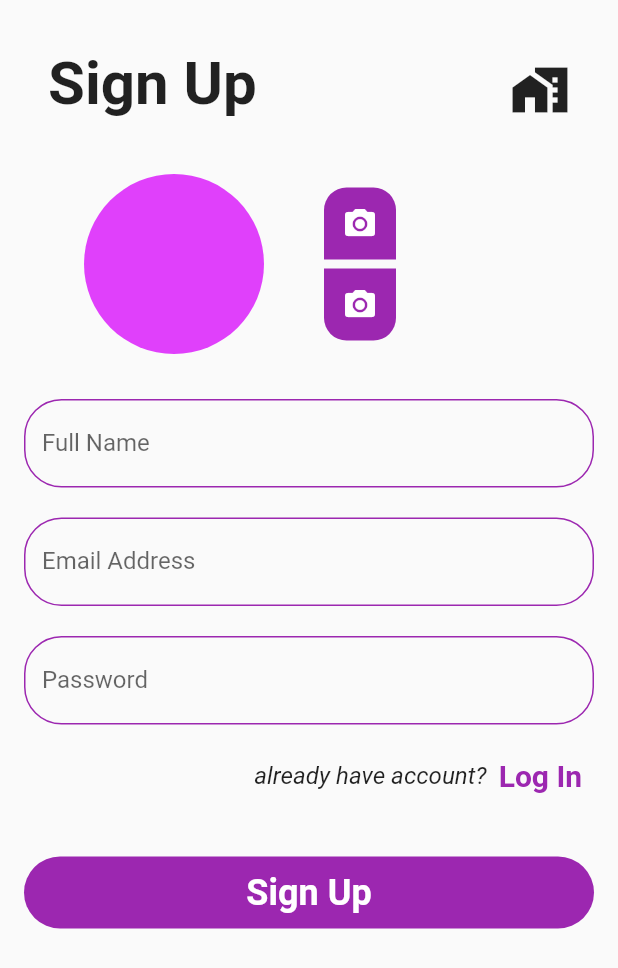
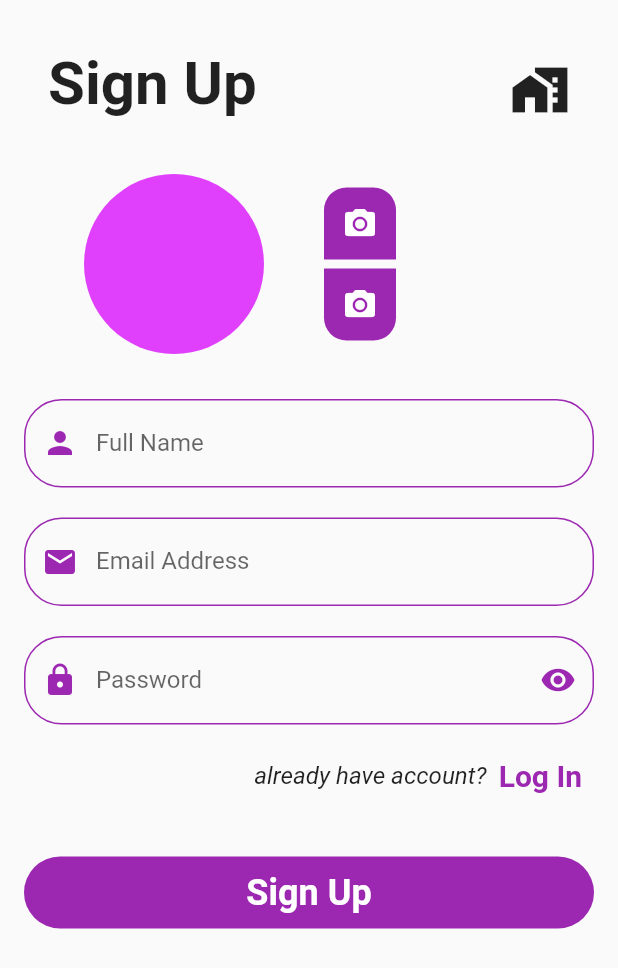
Before and after one commit to AvinandanBose/multistoreapp, a Flutter app: the CustomerRegister screen opened by its route, on a phone screen of 412 x 824 dp. Shown: the top 968 px of the screen. Run offline on Flutter 3.47's test engine with Material 2 defaults, Android fonts, the phone set to English and light mode, and no system bars; our stand-ins replace animated_text_kit.

Commit message:
PassTextVisibility

```diff
--- a/lib/auth/customer_signIn.dart
+++ b/lib/auth/customer_signIn.dart
@@ -1,4 +1,3 @@
-
 import 'package:flutter/material.dart';
 
 import 'package:multistoreapp/widgets/auth_widgets.dart';
@@ -11,6 +10,8 @@ class CustomerRegister extends StatefulWidget {
 }
 
 class _CustomerRegisterState extends State<CustomerRegister> {
+  bool passwordVisibility = true;
+  bool isPassTextVisibility = true;
   @override
   Widget build(BuildContext context) {
     return Scaffold(
@@ -81,8 +82,13 @@ class _CustomerRegisterState extends State<CustomerRegister> {
                   child: TextFormField(
                     keyboardType: TextInputType.text,
                     decoration: inputDecoration(
-                        labeltext: 'Full Name',
-                        hintext: 'Enter Your Full Name'),
+                      labeltext: 'Full Name',
+                      hintext: 'Enter Your Full Name',
+                      iconpref: const Icon(
+                        Icons.person,
+                        color: Colors.purple,
+                      ),
+                    ),
                   ),
                 ),
                 Padding(
@@ -91,14 +97,42 @@ class _CustomerRegisterState extends State<CustomerRegister> {
                     keyboardType: TextInputType.emailAddress,
                     decoration: textFormDecoration.copyWith(
                         labelText: 'Email Address',
-                        hintText: 'Enter Your Email Address'),
+                        hintText: 'Enter Your Email Address',
+                        prefixIcon: const Icon(
+                          Icons.email,
+                          color: Colors.purple,
+                        )),
                   ),
                 ),
                 Padding(
                   padding: const EdgeInsets.symmetric(vertical: 10),
                   child: TextFormField(
+                    obscureText: isPassTextVisibility,
                     decoration: textFormDecoration.copyWith(
-                        labelText: 'Password', hintText: 'Enter Your Password'),
+                      labelText: 'Password',
+                      hintText: 'Enter Your Password',
+                      prefixIcon: const Icon(
+                        Icons.lock,
+                        color: Colors.purple,
+                      ),
+                      suffixIcon: IconButton(
+                        onPressed: () {
+                          setState(() {
+                            passwordVisibility = !passwordVisibility;
+                            isPassTextVisibility = !isPassTextVisibility;
+                          });
+                        },
+                        icon: passwordVisibility
+                            ? const Icon(
+                                Icons.remove_red_eye,
+                                color: Colors.purple,
+                              )
+                            : const Icon(
+                                Icons.visibility_off,
+                                color: Colors.purple,
+                              ),
+                      ),
+                    ),
                   ),
                 ),
                 HaveAccount(
@@ -106,7 +140,10 @@ class _CustomerRegisterState extends State<CustomerRegister> {
                   actionLabel: 'Log In',
                   onpressed: () {},
                 ),
-                 AuthMainButton(onPressed: (){}, mainButtonLabel: 'Sign Up',)
+                AuthMainButton(
+                  onPressed: () {},
+                  mainButtonLabel: 'Sign Up',
+                )
               ],
             ),
           ),
--- a/lib/widgets/auth_widgets.dart
+++ b/lib/widgets/auth_widgets.dart
@@ -111,10 +111,11 @@ class AuthHeaderLabel extends StatelessWidget {
 }
 
 InputDecoration inputDecoration(
-    {required String labeltext, required String hintext}) {
+    {required String labeltext, required String hintext, required Icon iconpref}) {
   return InputDecoration(
     labelText: labeltext,
     hintText: hintext,
+    prefixIcon: iconpref,
     border: OutlineInputBorder(
       borderRadius: BorderRadius.circular(25),
     ),
```
